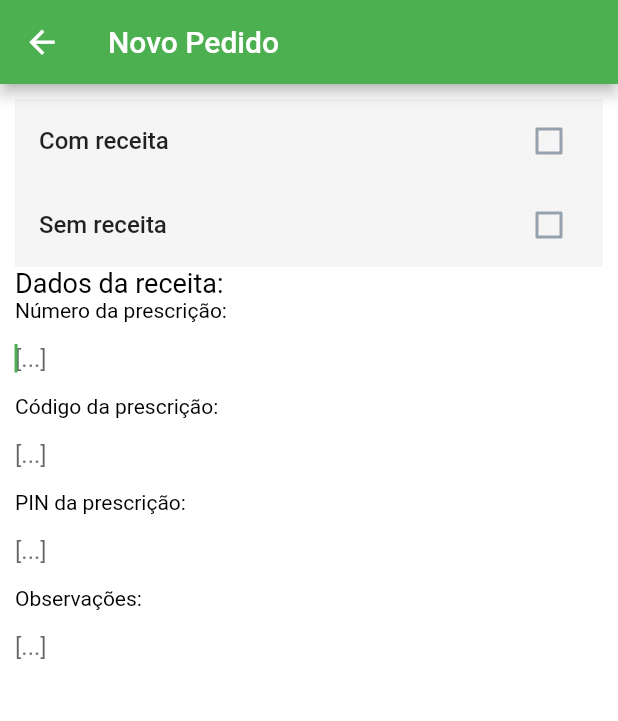
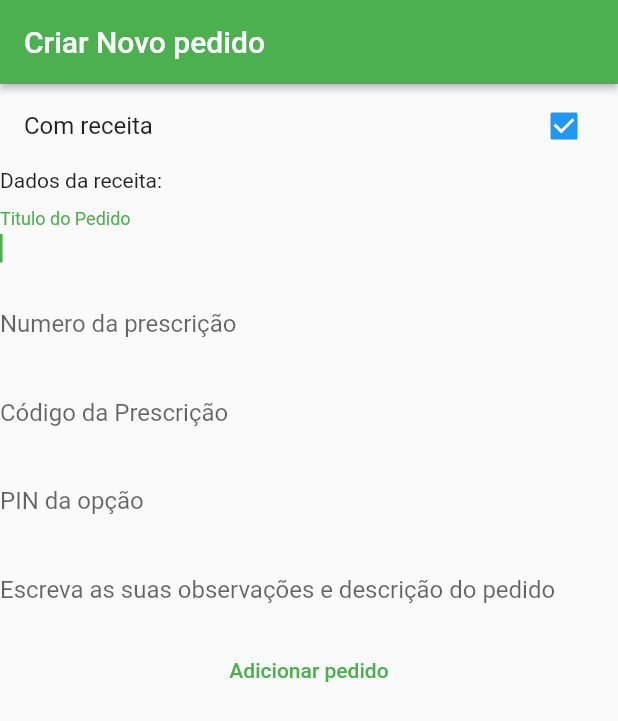
Before and after one commit to neu365/pharmapoint, a Flutter app: the screen it shows once a user with an empty profile is signed in, after a tap on "Novo pedido", on a phone screen of 412 x 824 dp. Shown: the top 721 px of the screen. Run offline on Flutter 3.47's test engine with Material 2 defaults, Android fonts, the light colour scheme and no system bars; our stand-ins replace cloud_firestore, easy_debounce, firebase_auth, firebase_core, firebase_storage, image_picker; accounts and stored records are empty; Roboto replaces fonts that are missing (Poppins).

Commit message:
com imagem

```diff
--- a/lib/main.dart
+++ b/lib/main.dart
@@ -57,7 +57,7 @@ class MyApp extends StatelessWidget {
                           return const PaginaInicialUser();
                         }
                       }
-                      return const AuthScreen();
+                      return AuthScreen();
                     }),
           );
         });
--- a/lib/screens/auth_screen.dart
+++ b/lib/screens/auth_screen.dart
@@ -9,13 +9,11 @@ import 'package:pharmapoint/widgets/auth/auth_form.dart';
 import 'package:firebase_storage/firebase_storage.dart';
 
 class AuthScreen extends StatefulWidget {
-  const AuthScreen({Key key}) : super(key: key);
-
   @override
-  AuthScreenState createState() => AuthScreenState();
+  _AuthScreenState createState() => _AuthScreenState();
 }
 
-class AuthScreenState extends State<AuthScreen> {
+class _AuthScreenState extends State<AuthScreen> {
   final _auth = FirebaseAuth.instance;
   var _isLoading = false;
 
@@ -23,8 +21,6 @@ class AuthScreenState extends State<AuthScreen> {
     String email,
     String password,
     String username,
-    String phoneNumber,
-    bool isUser,
     File image,
     bool isLogin,
     BuildContext ctx,
@@ -53,26 +49,25 @@ class AuthScreenState extends State<AuthScreen> {
 
         await ref.putFile(image);
 
-        ref.getDownloadURL();
+        final url = await ref.getDownloadURL();
 
         await FirebaseFirestore.instance
             .collection('users')
             .doc(authResult.user.uid)
             .set({
           'username': username,
-          'phoneNumber': phoneNumber,
           'email': email,
+          'image_url': url,
           'isUser': true,
         });
       }
     } on PlatformException catch (err) {
-      var message = 'Um erro ocorreu, por favor verifique as credenciais!';
+      var message = 'Um erro ocorreu, verifique as credenciais!';
 
       if (err.message != null) {
         message = err.message;
       }
 
-      // ignore: deprecated_member_use
       ScaffoldMessenger.of(context).showSnackBar(
         SnackBar(
           content: Text(message),
@@ -83,7 +78,7 @@ class AuthScreenState extends State<AuthScreen> {
         _isLoading = false;
       });
     } catch (err) {
-      //print(err);
+      print(err);
       setState(() {
         _isLoading = false;
       });
@@ -93,29 +88,10 @@ class AuthScreenState extends State<AuthScreen> {
   @override
   Widget build(BuildContext context) {
     return Scaffold(
-      backgroundColor: Colors.green[500],
-      body: SingleChildScrollView(
-        child: Column(
-          mainAxisAlignment: MainAxisAlignment.center,
-          crossAxisAlignment: CrossAxisAlignment.center,
-          children: [
-            SizedBox(
-              height: 50,
-              width: 300,
-            ),
-            const Text(
-              'Pharmapoint',
-              style: TextStyle(
-                  color: Colors.white,
-                  fontSize: 40,
-                  fontWeight: FontWeight.bold),
-            ),
-            AuthForm(
-              _submitAuthForm,
-              _isLoading,
-            ),
-          ],
-        ),
+      backgroundColor: Theme.of(context).primaryColor,
+      body: AuthForm(
+        _submitAuthForm,
+        _isLoading,
       ),
     );
   }
--- a/lib/screens/user/criarnovopedido.dart
+++ b/lib/screens/user/criarnovopedido.dart
@@ -1,5 +1,5 @@
+import 'package:easy_debounce/easy_debounce.dart';
 import 'package:flutter/material.dart';
-import 'package:easy_debounce/easy_debounce.dart';
 
 class CriarNovoPedidoWidget extends StatefulWidget {
   const CriarNovoPedidoWidget({Key key}) : super(key: key);
@@ -9,12 +9,12 @@ class CriarNovoPedidoWidget extends StatefulWidget {
 }
 
 class _CriarNovoPedidoWidgetState extends State<CriarNovoPedidoWidget> {
-  bool checkboxListTileValue1;
-  bool checkboxListTileValue2;
   TextEditingController textController1;
+  bool checkboxListTileValue;
   TextEditingController textController2;
   TextEditingController textController3;
   TextEditingController textController4;
+  TextEditingController textController5;
   final scaffoldKey = GlobalKey<ScaffoldState>();
 
   @override
@@ -24,6 +24,7 @@ class _CriarNovoPedidoWidgetState extends State<CriarNovoPedidoWidget> {
     textController2 = TextEditingController();
     textController3 = TextEditingController();
     textController4 = TextEditingController();
+    textController5 = TextEditingController();
   }
 
   @override
@@ -31,71 +32,38 @@ class _CriarNovoPedidoWidgetState extends State<CriarNovoPedidoWidget> {
     return Scaffold(
       key: scaffoldKey,
       appBar: AppBar(
-        title: const Text('Novo Pedido'),
-        backgroundColor: Colors.green,
+        backgroundColor: Theme.of(context).primaryColor,
+        automaticallyImplyLeading: false,
+        title: const Text(
+          'Criar Novo pedido',
         ),
-      backgroundColor: Colors.white,
+        actions: const [],
+        centerTitle: false,
+        elevation: 2,
+      ),
       body: SafeArea(
         child: GestureDetector(
           onTap: () => FocusScope.of(context).unfocus(),
           child: ListView(
-            padding: const EdgeInsets.all(10.0),
+            padding: EdgeInsets.zero,
             scrollDirection: Axis.vertical,
             children: [
               Theme(
                 data: ThemeData(
-                  unselectedWidgetColor: const Color(0xFF95A1AC),
+                  unselectedWidgetColor: Colors.white,
                 ),
                 child: CheckboxListTile(
-                  value: checkboxListTileValue1 ??= false,
+                  value: checkboxListTileValue ??= true,
                   onChanged: (newValue) =>
-                      setState(() => checkboxListTileValue1 = newValue),
+                      setState(() => checkboxListTileValue = newValue),
                   title: const Text(
                     'Com receita',
-                    style: TextStyle(
-                      fontWeight: FontWeight.w500,
                   ),
                 ),
-                  tileColor: const Color(0xFFF5F5F5),
-                  activeColor: Colors.black,
-                  dense: false,
-                  controlAffinity: ListTileControlAffinity.trailing,
               ),
-              ),
-              Theme(
-                data: ThemeData(
-                  unselectedWidgetColor: const Color(0xFF95A1AC),
-                ),
-                child: CheckboxListTile(
-                  value: checkboxListTileValue2 ??= false,
-                  onChanged: (newValue) =>
-                      setState(() => checkboxListTileValue2 = newValue),
-                  title: const Text(
-                    'Sem receita',
-                    style: TextStyle(
-                      fontFamily: 'Poppins',
-                      fontWeight: FontWeight.w500,
-                    ),
-                  ),
-                  tileColor: const Color(0xFFF5F5F5),
-                  activeColor: Colors.green,
-                  dense: false,
-                  controlAffinity: ListTileControlAffinity.trailing,
-                ),
-              ),
+              if ((checkboxListTileValue) == true)
                 const Text(
                   'Dados da receita:',
-                style: TextStyle(color: Colors.black, fontSize: 18),
-              ),
-              Row(
-                mainAxisSize: MainAxisSize.max,
-                children: const [],
-              ),
-              const Text(
-                'Número da prescrição:',
-                style: TextStyle(
-                  color: Colors.black,
-                ),
                 ),
               TextFormField(
                 controller: textController1,
@@ -107,6 +75,75 @@ class _CriarNovoPedidoWidgetState extends State<CriarNovoPedidoWidget> {
                 autofocus: true,
                 obscureText: false,
                 decoration: const InputDecoration(
+                  labelText: 'Titulo do Pedido',
+                  enabledBorder: UnderlineInputBorder(
+                    borderSide: BorderSide(
+                      color: Color(0x00000000),
+                      width: 1,
+                    ),
+                    borderRadius: BorderRadius.only(
+                      topLeft: Radius.circular(4.0),
+                      topRight: Radius.circular(4.0),
+                    ),
+                  ),
+                  focusedBorder: UnderlineInputBorder(
+                    borderSide: BorderSide(
+                      color: Color(0x00000000),
+                      width: 1,
+                    ),
+                    borderRadius: BorderRadius.only(
+                      topLeft: Radius.circular(4.0),
+                      topRight: Radius.circular(4.0),
+                    ),
+                  ),
+                ),
+              ),
+              if ((checkboxListTileValue) == true)
+                TextFormField(
+                  controller: textController2,
+                  onChanged: (_) => EasyDebounce.debounce(
+                    'textController2',
+                    const Duration(milliseconds: 2000),
+                    () => setState(() {}),
+                  ),
+                  autofocus: true,
+                  obscureText: false,
+                  decoration: const InputDecoration(
+                    labelText: 'Numero da prescrição',
+                    enabledBorder: UnderlineInputBorder(
+                      borderSide: BorderSide(
+                        color: Color(0x00000000),
+                        width: 1,
+                      ),
+                      borderRadius: BorderRadius.only(
+                        topLeft: Radius.circular(4.0),
+                        topRight: Radius.circular(4.0),
+                      ),
+                    ),
+                    focusedBorder: UnderlineInputBorder(
+                      borderSide: BorderSide(
+                        color: Color(0x00000000),
+                        width: 1,
+                      ),
+                      borderRadius: BorderRadius.only(
+                        topLeft: Radius.circular(4.0),
+                        topRight: Radius.circular(4.0),
+                      ),
+                    ),
+                  ),
+                ),
+              if ((checkboxListTileValue) == true)
+                TextFormField(
+                  controller: textController3,
+                  onChanged: (_) => EasyDebounce.debounce(
+                    'textController3',
+                    const Duration(milliseconds: 2000),
+                    () => setState(() {}),
+                  ),
+                  autofocus: true,
+                  obscureText: false,
+                  decoration: const InputDecoration(
+                    labelText: 'Código da Prescrição',
                     hintText: '[...]',
                     enabledBorder: UnderlineInputBorder(
                       borderSide: BorderSide(
@@ -129,26 +166,19 @@ class _CriarNovoPedidoWidgetState extends State<CriarNovoPedidoWidget> {
                       ),
                     ),
                   ),
-                style: const TextStyle(
-                  color: Colors.black,
                 ),
-              ),
-              const Text(
-                'Código da prescrição:',
-                style: TextStyle(
-                  color: Colors.black,
-                ),
-              ),
+              if ((checkboxListTileValue) == true)
                 TextFormField(
-                controller: textController2,
+                  controller: textController4,
                   onChanged: (_) => EasyDebounce.debounce(
-                  'textController2',
+                    'textController4',
                     const Duration(milliseconds: 2000),
                     () => setState(() {}),
                   ),
                   autofocus: true,
                   obscureText: false,
                   decoration: const InputDecoration(
+                    labelText: 'PIN da opção',
                     hintText: '[...]',
                     enabledBorder: UnderlineInputBorder(
                       borderSide: BorderSide(
@@ -171,26 +201,19 @@ class _CriarNovoPedidoWidgetState extends State<CriarNovoPedidoWidget> {
                       ),
                     ),
                   ),
-                style: const TextStyle(
-                  color: Colors.black,
-                ),
-              ),
-              const Text(
-                'PIN da prescrição:',
-                style: TextStyle(
-                  color: Colors.black,
-                ),
                 ),
               TextFormField(
-                controller: textController3,
+                controller: textController5,
                 onChanged: (_) => EasyDebounce.debounce(
-                  'textController3',
+                  'textController5',
                   const Duration(milliseconds: 2000),
                   () => setState(() {}),
                 ),
                 autofocus: true,
                 obscureText: false,
                 decoration: const InputDecoration(
+                  labelText:
+                      'Escreva as suas observações e descrição do pedido',
                   hintText: '[...]',
                   enabledBorder: UnderlineInputBorder(
                     borderSide: BorderSide(
@@ -213,51 +236,10 @@ class _CriarNovoPedidoWidgetState extends State<CriarNovoPedidoWidget> {
                     ),
                   ),
                 ),
-                style: const TextStyle(
-                  color: Colors.black,
               ),
-              ),
-              const Text(
-                'Observações:',
-                style: TextStyle(
-                  color: Colors.black,
-                ),
-              ),
-              TextFormField(
-                controller: textController4,
-                onChanged: (_) => EasyDebounce.debounce(
-                  'textController4',
-                  const Duration(milliseconds: 2000),
-                  () => setState(() {}),
-                ),
-                autofocus: true,
-                obscureText: false,
-                decoration: const InputDecoration(
-                  hintText: '[...]',
-                  enabledBorder: UnderlineInputBorder(
-                    borderSide: BorderSide(
-                      color: Color(0x00000000),
-                      width: 1,
-                    ),
-                    borderRadius: BorderRadius.only(
-                      topLeft: Radius.circular(4.0),
-                      topRight: Radius.circular(4.0),
-                    ),
-                  ),
-                  focusedBorder: UnderlineInputBorder(
-                    borderSide: BorderSide(
-                      color: Color(0x00000000),
-                      width: 1,
-                    ),
-                    borderRadius: BorderRadius.only(
-                      topLeft: Radius.circular(4.0),
-                      topRight: Radius.circular(4.0),
-                    ),
-                  ),
-                ),
-                style: const TextStyle(
-                  color: Colors.black,
-                ),
+              TextButton(
+                onPressed: () {},
+                child: const Text('Adicionar pedido'),
               ),
             ],
           ),
--- a/lib/screens/user/pagina_inicial_user.dart
+++ b/lib/screens/user/pagina_inicial_user.dart
@@ -75,11 +75,11 @@ class PaginaInicialUser extends StatelessWidget {
       body: Row(mainAxisAlignment: MainAxisAlignment.spaceEvenly, children: [
         // ignore: prefer_const_literals_to_create_immutables
         Column(mainAxisAlignment: MainAxisAlignment.center, children: [
-          ChatButton(),
+          const ChatButton(),
           const SizedBox(height: 10, width: 10),
-          Recentes(),
+          const Recentes(),
           const SizedBox(height: 10, width: 10),
-          NovoPedido(),
+          const NovoPedido(),
         ]),
       ]),
     );
--- a/lib/screens/user/receita_detail.dart
+++ b/lib/screens/user/receita_detail.dart
@@ -1,9 +1,6 @@
 // ignore_for_file: must_be_immutable
 
-import 'package:cloud_firestore/cloud_firestore.dart';
 import 'package:flutter/material.dart';
-import 'package:pharmapoint/screens/user/fatura.dart';
-import 'package:intl/intl.dart';
 
 class ReceitaDetail extends StatefulWidget {
   final int prescriptionNumber;
@@ -25,7 +22,7 @@ class _ReceitaDetailState extends State<ReceitaDetail> {
   Widget build(BuildContext context) {
     return Scaffold(
       appBar: AppBar(
-        title: Text('Detalhes da receita'),
+        title: const Text('Detalhes da receita'),
         backgroundColor: Colors.green,
         centerTitle: true,
       ),
--- a/lib/widgets/auth/auth_form.dart
+++ b/lib/widgets/auth/auth_form.dart
@@ -1,37 +1,34 @@
-// ignore_for_file: prefer_const_constructors_in_immutables, deprecated_member_use
-
 import 'dart:io';
 
 import 'package:flutter/material.dart';
 import 'package:pharmapoint/widgets/widgets2/user/user_image_picker.dart';
 
 class AuthForm extends StatefulWidget {
-  AuthForm(this.submitFn, this.isLoading, {Key key}) : super(key: key);
+  AuthForm(
+    this.submitFn,
+    this.isLoading,
+  );
 
   final bool isLoading;
   final void Function(
     String email,
     String password,
     String userName,
-    String userPhone,
-    bool isUser,
     File image,
     bool isLogin,
     BuildContext ctx,
   ) submitFn;
 
   @override
-  AuthFormState createState() => AuthFormState();
+  _AuthFormState createState() => _AuthFormState();
 }
 
-class AuthFormState extends State<AuthForm> {
+class _AuthFormState extends State<AuthForm> {
   final _formKey = GlobalKey<FormState>();
   var _isLogin = true;
   var _userEmail = '';
   var _userName = '';
-  final _isUser = true;
   var _userPassword = '';
-  var _userPhone = '';
   File _userImageFile;
 
   void _pickedImage(File image) {
@@ -45,7 +42,7 @@ class AuthFormState extends State<AuthForm> {
     if (_userImageFile == null && !_isLogin) {
       ScaffoldMessenger.of(context).showSnackBar(
         SnackBar(
-          content: Text('Por favor, escolha uma imagem!'),
+          content: const Text('Por favor, escolha uma imagem!'),
           backgroundColor: Theme.of(context).errorColor,
         ),
       );
@@ -54,14 +51,21 @@ class AuthFormState extends State<AuthForm> {
 
     if (isValid) {
       _formKey.currentState.save();
-      widget.submitFn(_userEmail.trim(), _userPassword.trim(), _userName.trim(),
-          _userPhone.trim(), _isUser, _userImageFile, _isLogin, context);
+      widget.submitFn(
+        _userEmail.trim(),
+        _userPassword.trim(),
+        _userName.trim(),
+        _userImageFile,
+        _isLogin,
+        context,
+      );
     }
   }
 
   @override
   Widget build(BuildContext context) {
-    return Card(
+    return Center(
+      child: Card(
         margin: const EdgeInsets.all(20),
         child: SingleChildScrollView(
           child: Padding(
@@ -79,13 +83,13 @@ class AuthFormState extends State<AuthForm> {
                     enableSuggestions: false,
                     validator: (value) {
                       if (value.isEmpty || !value.contains('@')) {
-                      return 'Por favor introduza um endereço de email válido';
+                        return 'Por favor introduza um email válido!';
                       }
                       return null;
                     },
                     keyboardType: TextInputType.emailAddress,
                     decoration: const InputDecoration(
-                    labelText: 'Endereço de email',
+                      labelText: 'Email',
                     ),
                     onSaved: (value) {
                       _userEmail = value;
@@ -99,7 +103,7 @@ class AuthFormState extends State<AuthForm> {
                       enableSuggestions: false,
                       validator: (value) {
                         if (value.isEmpty || value.length < 4) {
-                        return 'Por favor, introduza pelo menos 4 carateres';
+                          return 'Por favor introduza pelo menos 4 letras';
                         }
                         return null;
                       },
@@ -109,33 +113,15 @@ class AuthFormState extends State<AuthForm> {
                         _userName = value;
                       },
                     ),
-                if (!_isLogin)
-                  TextFormField(
-                    key: const ValueKey('phoneNumber'),
-                    autocorrect: true,
-                    textCapitalization: TextCapitalization.words,
-                    enableSuggestions: false,
-                    validator: (value) {
-                      if (value.isEmpty || value.length < 9) {
-                        return 'Por favor, introduza um número válido';
-                      }
-                      return null;
-                    },
-                    decoration:
-                        const InputDecoration(labelText: 'Número de telefone'),
-                    onSaved: (value) {
-                      _userPhone = value;
-                    },
-                  ),
                   TextFormField(
                     key: const ValueKey('password'),
                     validator: (value) {
                       if (value.isEmpty || value.length < 7) {
-                      return 'A palavra-passe deve ter pelo menos 7 carateres';
+                        return 'A palavra-passe deve ter mais de 7 carateres';
                       }
                       return null;
                     },
-                  decoration: const InputDecoration(labelText: 'Palavra-passe'),
+                    decoration: const InputDecoration(labelText: 'Password'),
                     obscureText: true,
                     onSaved: (value) {
                       _userPassword = value;
@@ -145,19 +131,14 @@ class AuthFormState extends State<AuthForm> {
                   if (widget.isLoading) const CircularProgressIndicator(),
                   if (!widget.isLoading)
                     ElevatedButton(
+                      child: Text(_isLogin ? 'Login' : 'Registar-se'),
                       onPressed: _trySubmit,
-                    child: Text(_isLogin ? 'Entrar' : 'Registar-se'),
                     ),
                   if (!widget.isLoading)
                     TextButton(
-                    child: Text(
-                      _isLogin
+                      child: Text(_isLogin
                           ? 'Criar uma conta nova'
-                          : 'Eu já tenho uma conta!',
-                      style: const TextStyle(
-                        color: Color.fromARGB(255, 1, 39, 2),
-                      ),
-                    ),
+                          : 'Já tenho uma conta'),
                       onPressed: () {
                         setState(() {
                           _isLogin = !_isLogin;
@@ -169,6 +150,7 @@ class AuthFormState extends State<AuthForm> {
             ),
           ),
         ),
+      ),
     );
   }
 }
--- a/lib/widgets/widgets2/user/pedido_detail.dart
+++ b/lib/widgets/widgets2/user/pedido_detail.dart
@@ -47,7 +47,7 @@ class _PedidoDetailState extends State<PedidoDetail> {
       Navigator.of(ctx).push(
         MaterialPageRoute(
           builder: (_) {
-            return const FaturaWidget();
+            return FaturaWidget(widget.estimatedCost);
           },
         ),
       );
--- a/lib/widgets/widgets2/user/user_image_picker.dart
+++ b/lib/widgets/widgets2/user/user_image_picker.dart
@@ -4,7 +4,7 @@ import 'package:flutter/material.dart';
 import 'package:image_picker/image_picker.dart';
 
 class UserImagePicker extends StatefulWidget {
-  UserImagePicker(this.imagePickFn);
+  const UserImagePicker(this.imagePickFn);
 
   final void Function(File pickedImage) imagePickFn;
 
@@ -39,8 +39,8 @@ class _UserImagePickerState extends State<UserImagePicker> {
         ),
         TextButton.icon(
           onPressed: _pickImage,
-          icon: Icon(Icons.image),
-          label: Text('Adiconar imagem'),
+          icon: const Icon(Icons.image),
+          label: const Text('Adiconar imagem'),
         ),
       ],
     );
```
Also changed, not shown: lib/screens/farmaceutico/pedidos_pendentes_farma.dart (+8 -24 lines), lib/screens/user/fatura.dart (+5 -4 lines), lib/screens/user/perfil.dart (added, +19 -0 lines), assets/logo.jpeg (added). Lines whose indentation alone changed are shown as unchanged.
